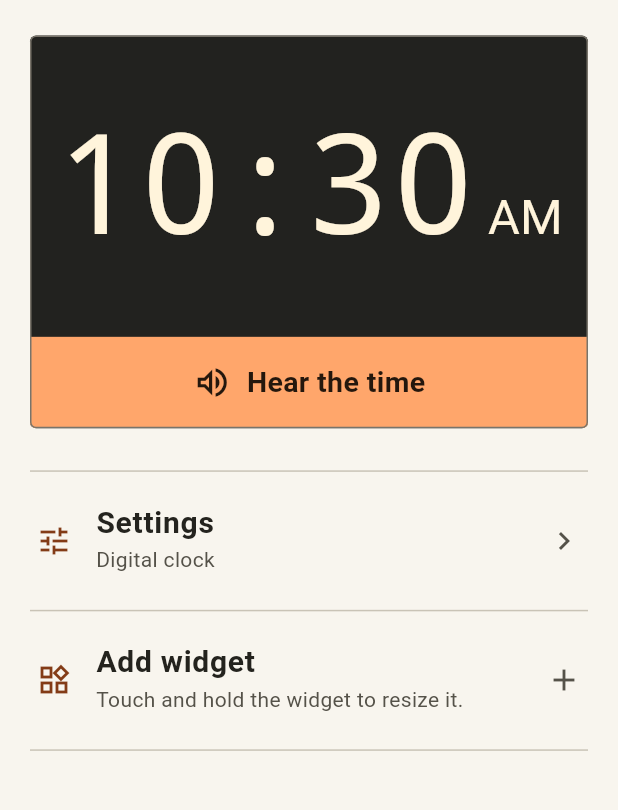
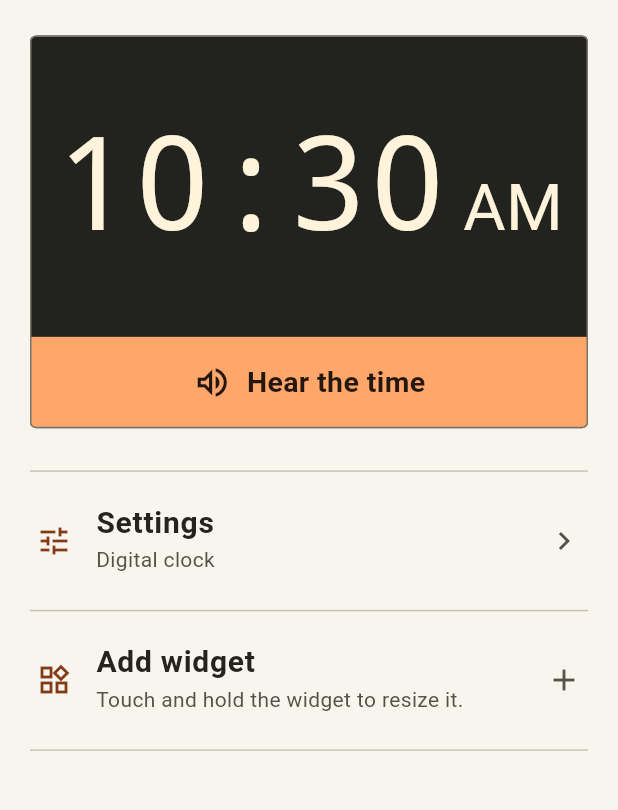
Before and after one commit to byfb/hear-clock-app, a Flutter app: the screen it shows after launch, on a phone screen of 412 x 824 dp, the part 86-896 px from its top. Run offline on Flutter 3.47's test engine with Material 3 defaults, Android fonts, the phone set to English and light mode, and no system bars.

Commit message:
fix(a11y): improve navigation bar contrast and period legibility

```diff
--- a/lib/clock_face.dart
+++ b/lib/clock_face.dart
@@ -255,7 +255,7 @@ class _DigitFace extends StatelessWidget {
         text: digits,
         children: [
           if (period.isNotEmpty)
-            TextSpan(text: ' $period', style: const TextStyle(fontSize: 35)),
+            TextSpan(text: ' $period', style: const TextStyle(fontSize: 50)),
         ],
       ),
       textDirection: TextDirection.ltr,
--- a/lib/clock_theme.dart
+++ b/lib/clock_theme.dart
@@ -44,6 +44,9 @@ abstract final class ClockTheme {
           .copyWith(
             statusBarColor: Colors.transparent,
             systemNavigationBarColor: Colors.transparent,
+            systemNavigationBarIconBrightness: brightness == Brightness.dark
+                ? Brightness.light
+                : Brightness.dark,
           );
 
   static AppBar settingsBar(
```
Also changed, not shown: 2 other files.
